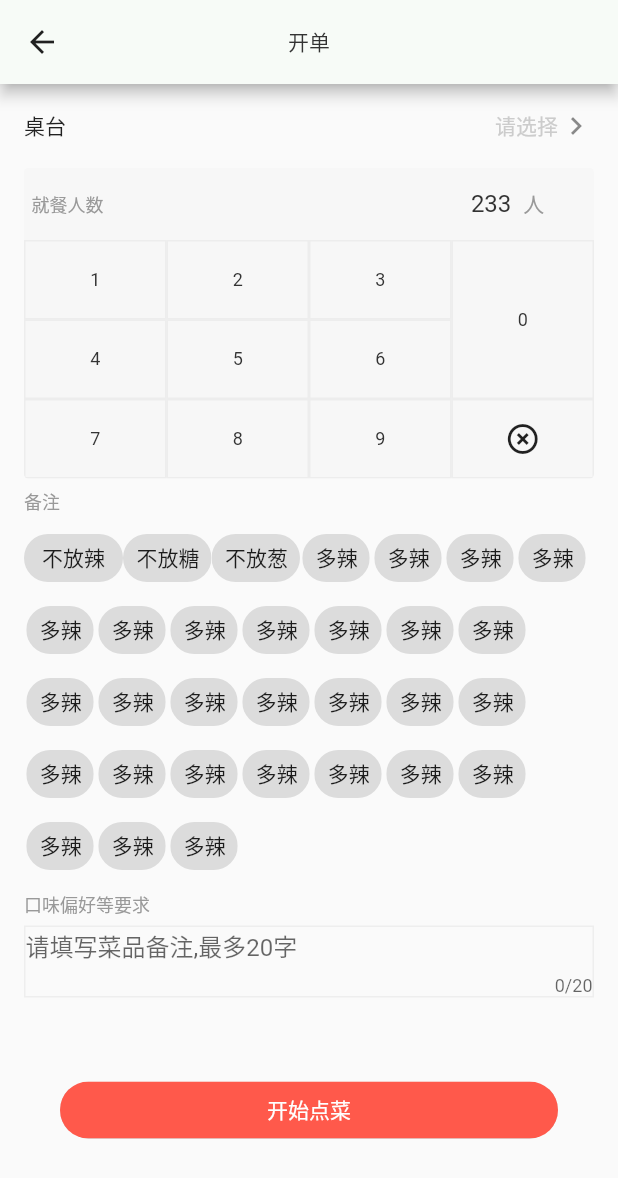
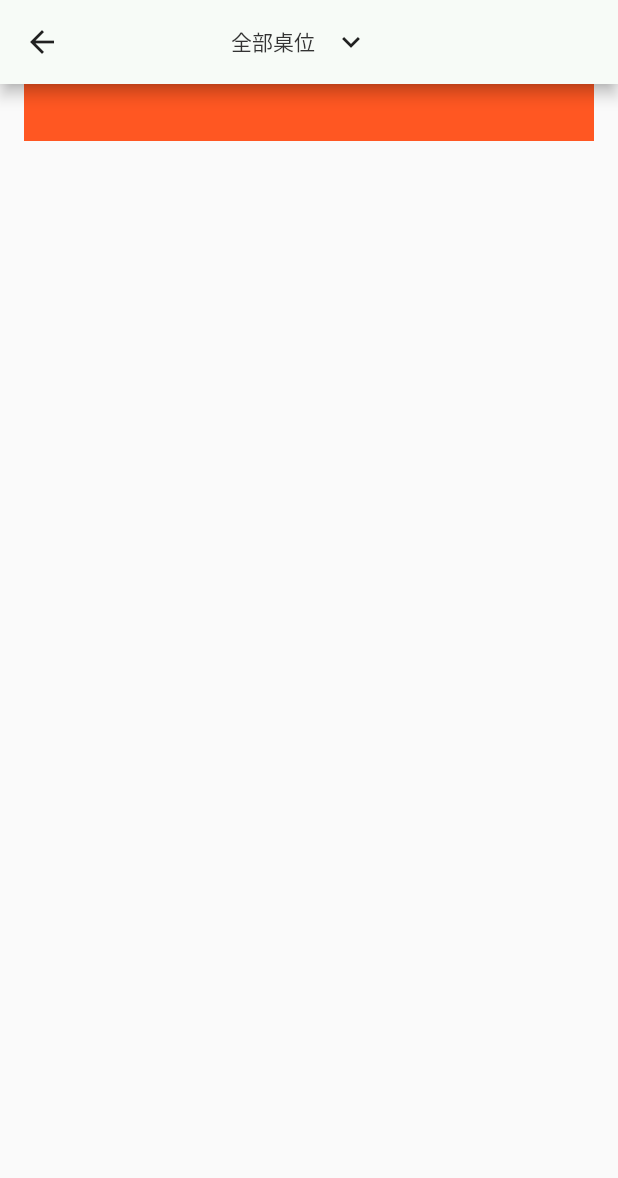
Before and after one commit to wangkai000/flutter_test_peoject, a Flutter app: the WidgetHome screen opened directly, after a tap on "桌台", on a phone screen of 412 x 824 dp. Shown: the top 1178 px of the screen. Run offline on Flutter 3.47's test engine with Material 2 defaults, Android fonts, the phone set to English and light mode, and no system bars; our stand-ins replace dio, flutter_screenutil, oktoast; network calls fail.

Commit message:
2019/7/1 15:04 ok

```diff
--- a/lib/openingOrder.dart
+++ b/lib/openingOrder.dart
@@ -1,7 +1,7 @@
 import 'package:flutter/cupertino.dart';
 import 'package:flutter/material.dart';
 import 'package:flutter/widgets.dart';
-
+import './tablePosition.dart';
 
 
 
@@ -68,6 +68,9 @@ class openingOrderState extends State<WidgetHome> {
                           //listItem
                           InkWell(
                             onTap:(){
+                              //跳转页面
+                              Navigator.push(context,
+                                  MaterialPageRoute(builder: (BuildContext context) => tablePosition()));
                               print('跳转到全部桌位列表');
                             },
                             child: ListTile(
@@ -504,6 +507,7 @@ class openingOrderState extends State<WidgetHome> {
                                        spacing: 0.0,
                                        runSpacing: 0.0,
                                        children: <Widget>[
+
                                          Chip(
                                            label: Text("不放辣"),
 
--- /dev/null
+++ b/lib/tablePosition.dart
@@ -0,0 +1,129 @@
+
+
+import 'package:flutter/cupertino.dart';
+import 'package:flutter/material.dart';
+import 'package:flutter/widgets.dart';
+
+
+
+class tablePosition extends StatefulWidget {
+  @override
+  _State createState() => _State();
+}
+
+class _State extends State<tablePosition> {
+  var pageName="全部桌位";
+
+
+
+  @override
+  Widget build(BuildContext context) {
+    return Scaffold(
+      appBar:AppBar(
+        title:Row(
+            mainAxisSize: MainAxisSize.min,
+            children: <Widget>[
+
+              Text('${pageName}'),
+              IconButton(
+                  icon: new Icon(Icons.keyboard_arrow_down),
+                  tooltip: 'Add Alarm',
+                  onPressed: () {
+                    print('点击了icon');
+                    showModalBottomSheet(
+                        context: context,
+
+                        builder: (BuildContext context) {
+                          return Column(
+                            mainAxisSize: MainAxisSize.min, // 设置最小的弹出
+                            children: <Widget>[
+                               ListTile(
+
+                                title:  Text("我关注的桌位",
+                                  textAlign:TextAlign.center,
+                                  style:TextStyle(
+
+                                    color:Color.fromRGBO(255, 89, 75, 1),
+                                  ),
+                                ),
+                                onTap: () async {
+
+                                },
+                              ),
+                              ListTile(
+
+                                title:  Text("全部桌位",
+                                  textAlign:TextAlign.center,
+                                  style:TextStyle(
+
+                                    color:Color.fromRGBO(255, 89, 75, 1),
+                                  ),
+                                ),
+                                onTap: () async {
+
+                                },
+                              ),
+                              ListTile(
+
+                                title:  Text("取消",
+                                  textAlign:TextAlign.center,
+                                  style:TextStyle(
+
+                                    color:Color.fromRGBO(0, 121, 255, 1),
+                                  ),
+                                ),
+                                onTap: () async {
+                                  Navigator.pop(context, 'Yep!');
+
+                                },
+                              ),
+                            ],
+                          );
+                        }
+                    );
+
+                  }
+              ),
+            ]
+
+        ),
+          actions: <Widget>[
+
+          ],
+
+        backgroundColor:Color.fromRGBO(247, 251, 247, 1),
+        centerTitle:true,
+//        elevation: 0.5,
+
+
+      ),
+
+
+        body:Container(
+          padding:const EdgeInsets.fromLTRB(16, 0, 16, 0),
+
+              child: Stack(
+              children: <Widget>[
+
+                Positioned(
+
+                  left:0.0,
+                  right: 0.0,
+
+                  top:0,
+                  child: Container(
+                    height:38,
+                    color:Colors.deepOrange,
+
+                  ),
+                ),
+
+
+
+                 ]
+              )
+
+        ),
+    );
+  }
+}
```
